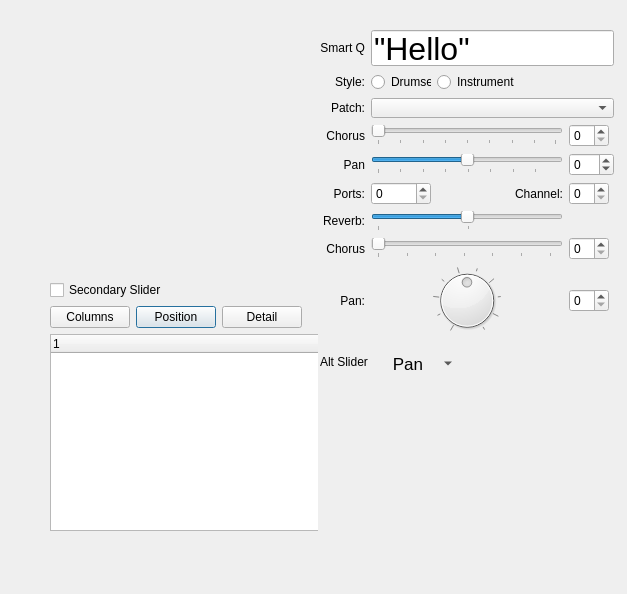
Before: the Qt Designer form TreeView/mixertest.ui in Obliquely/Qt-Projects, drawn with Qt 5.
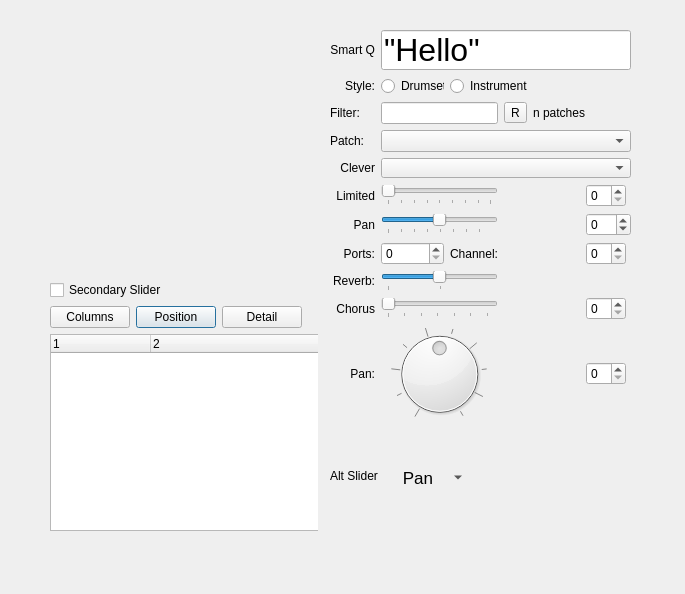
After: the same form once the commit is applied. Icons and pictures are not drawn. Custom widgets are drawn as their Qt base class.

The edit to the form file:
```diff
--- a/TreeView/mixertest.ui
+++ b/TreeView/mixertest.ui
@@ -6,7 +6,7 @@
    <rect>
     <x>0</x>
     <y>0</y>
-    <width>627</width>
+    <width>685</width>
     <height>594</height>
    </rect>
   </property>
@@ -28,10 +28,10 @@
   <widget class="QWidget" name="secondaryWidget" native="true">
    <property name="geometry">
     <rect>
-     <x>320</x>
+     <x>330</x>
      <y>30</y>
-     <width>294</width>
-     <height>347</height>
+     <width>301</width>
+     <height>461</height>
     </rect>
    </property>
    <property name="sizePolicy">
@@ -62,36 +62,24 @@
     <string>Mixer Tea Details</string>
    </property>
    <layout class="QGridLayout" name="gridLayout_3">
-    <item row="5" column="2">
-     <widget class="QLabel" name="label_2">
-      <property name="sizePolicy">
-       <sizepolicy hsizetype="Minimum" vsizetype="Preferred">
-        <horstretch>0</horstretch>
-        <verstretch>0</verstretch>
-       </sizepolicy>
-      </property>
+    <item row="4" column="0">
+     <widget class="QLabel" name="label_13">
       <property name="text">
-       <string>Channel:</string>
-      </property>
-      <property name="alignment">
-       <set>Qt::AlignRight|Qt::AlignTrailing|Qt::AlignVCenter</set>
+       <string>Patch:</string>
       </property>
      </widget>
     </item>
-    <item row="6" column="1" colspan="2">
-     <widget class="QSlider" name="horizontalSlider">
-      <property name="minimumSize">
-       <size>
-        <width>0</width>
-        <height>20</height>
-       </size>
-      </property>
+    <item row="7" column="1" colspan="2">
+     <widget class="MixerSlider" name="panSlider">
       <property name="minimum">
        <number>-63</number>
       </property>
       <property name="maximum">
        <number>63</number>
       </property>
+      <property name="pageStep">
+       <number>16</number>
+      </property>
       <property name="orientation">
        <enum>Qt::Horizontal</enum>
       </property>
@@ -99,21 +87,33 @@
        <enum>QSlider::TicksBelow</enum>
       </property>
       <property name="tickInterval">
-       <number>64</number>
+       <number>16</number>
       </property>
      </widget>
     </item>
-    <item row="8" column="0">
-     <widget class="QLabel" name="label_10">
-      <property name="text">
-       <string>Pan:</string>
+    <item row="11" column="1" colspan="2">
+     <widget class="QDial" name="dial">
+      <property name="minimumSize">
+       <size>
+        <width>0</width>
+        <height>30</height>
+       </size>
       </property>
-      <property name="alignment">
-       <set>Qt::AlignRight|Qt::AlignTrailing|Qt::AlignVCenter</set>
+      <property name="minimum">
+       <number>-63</number>
       </property>
+      <property name="maximum">
+       <number>63</number>
+      </property>
+      <property name="notchTarget">
+       <double>15.000000000000000</double>
+      </property>
+      <property name="notchesVisible">
+       <bool>true</bool>
+      </property>
      </widget>
     </item>
-    <item row="11" column="1">
+    <item row="14" column="1">
      <spacer name="verticalSpacer">
       <property name="orientation">
        <enum>Qt::Vertical</enum>
@@ -126,7 +126,60 @@
       </property>
      </spacer>
     </item>
-    <item row="5" column="0">
+    <item row="8" column="2">
+     <widget class="QLabel" name="label_2">
+      <property name="sizePolicy">
+       <sizepolicy hsizetype="Minimum" vsizetype="Preferred">
+        <horstretch>0</horstretch>
+        <verstretch>0</verstretch>
+       </sizepolicy>
+      </property>
+      <property name="text">
+       <string>Channel:</string>
+      </property>
+      <property name="alignment">
+       <set>Qt::AlignRight|Qt::AlignTrailing|Qt::AlignVCenter</set>
+      </property>
+     </widget>
+    </item>
+    <item row="2" column="4" colspan="3">
+     <widget class="QLabel" name="patchCount">
+      <property name="text">
+       <string>n patches</string>
+      </property>
+     </widget>
+    </item>
+    <item row="8" column="1">
+     <widget class="QSpinBox" name="spinBox">
+      <property name="minimumSize">
+       <size>
+        <width>0</width>
+        <height>20</height>
+       </size>
+      </property>
+     </widget>
+    </item>
+    <item row="6" column="0">
+     <widget class="QLabel" name="label_11">
+      <property name="text">
+       <string>Limited</string>
+      </property>
+      <property name="alignment">
+       <set>Qt::AlignRight|Qt::AlignTrailing|Qt::AlignVCenter</set>
+      </property>
+     </widget>
+    </item>
+    <item row="0" column="0">
+     <widget class="QLabel" name="label_8">
+      <property name="text">
+       <string>Smart Q</string>
+      </property>
+      <property name="alignment">
+       <set>Qt::AlignRight|Qt::AlignTrailing|Qt::AlignVCenter</set>
+      </property>
+     </widget>
+    </item>
+    <item row="8" column="0">
      <widget class="QLabel" name="label">
       <property name="sizePolicy">
        <sizepolicy hsizetype="Minimum" vsizetype="Preferred">
@@ -142,74 +195,7 @@
       </property>
      </widget>
     </item>
-    <item row="3" column="1" colspan="2">
-     <widget class="MixerSlider" name="chorusSlider">
-      <property name="maximum">
-       <number>127</number>
-      </property>
-      <property name="pageStep">
-       <number>16</number>
-      </property>
-      <property name="orientation">
-       <enum>Qt::Horizontal</enum>
-      </property>
-      <property name="tickPosition">
-       <enum>QSlider::TicksBelow</enum>
-      </property>
-      <property name="tickInterval">
-       <number>16</number>
-      </property>
-     </widget>
-    </item>
-    <item row="5" column="1">
-     <widget class="QSpinBox" name="spinBox">
-      <property name="minimumSize">
-       <size>
-        <width>0</width>
-        <height>20</height>
-       </size>
-      </property>
-     </widget>
-    </item>
-    <item row="8" column="1" colspan="2">
-     <widget class="QDial" name="dial">
-      <property name="minimumSize">
-       <size>
-        <width>0</width>
-        <height>30</height>
-       </size>
-      </property>
-      <property name="minimum">
-       <number>-63</number>
-      </property>
-      <property name="maximum">
-       <number>63</number>
-      </property>
-      <property name="notchTarget">
-       <double>15.000000000000000</double>
-      </property>
-      <property name="notchesVisible">
-       <bool>true</bool>
-      </property>
-     </widget>
-    </item>
-    <item row="7" column="3">
-     <widget class="QSpinBox" name="spinBox_4">
-      <property name="minimumSize">
-       <size>
-        <width>40</width>
-        <height>0</height>
-       </size>
-      </property>
-      <property name="maximumSize">
-       <size>
-        <width>40</width>
-        <height>16777215</height>
-       </size>
-      </property>
-     </widget>
-    </item>
-    <item row="13" column="0" colspan="4">
+    <item row="16" column="0" colspan="7">
      <layout class="QFormLayout" name="formLayout">
       <item row="0" column="0">
        <widget class="QLabel" name="label_9">
@@ -249,27 +235,74 @@
       </item>
      </layout>
     </item>
-    <item row="6" column="0">
-     <widget class="QLabel" name="label_3">
-      <property name="text">
-       <string>Reverb:</string>
+    <item row="9" column="1" colspan="2">
+     <widget class="QSlider" name="horizontalSlider">
+      <property name="minimumSize">
+       <size>
+        <width>0</width>
+        <height>20</height>
+       </size>
       </property>
-      <property name="alignment">
-       <set>Qt::AlignRight|Qt::AlignTrailing|Qt::AlignVCenter</set>
+      <property name="minimum">
+       <number>-63</number>
       </property>
+      <property name="maximum">
+       <number>63</number>
+      </property>
+      <property name="orientation">
+       <enum>Qt::Horizontal</enum>
+      </property>
+      <property name="tickPosition">
+       <enum>QSlider::TicksBelow</enum>
+      </property>
+      <property name="tickInterval">
+       <number>64</number>
+      </property>
      </widget>
     </item>
-    <item row="2" column="0">
-     <widget class="QLabel" name="label_5">
+    <item row="2" column="1" colspan="2">
+     <widget class="QLineEdit" name="filterBox"/>
+    </item>
+    <item row="10" column="0">
+     <widget class="QLabel" name="label_4">
       <property name="text">
-       <string>Patch:</string>
+       <string>Chorus</string>
       </property>
       <property name="alignment">
        <set>Qt::AlignRight|Qt::AlignTrailing|Qt::AlignVCenter</set>
       </property>
      </widget>
     </item>
-    <item row="3" column="3">
+    <item row="5" column="1" colspan="6">
+     <widget class="PatchComboBox" name="patchCombo">
+      <property name="minimumSize">
+       <size>
+        <width>0</width>
+        <height>20</height>
+       </size>
+      </property>
+     </widget>
+    </item>
+    <item row="10" column="1" colspan="2">
+     <widget class="QSlider" name="horizontalSlider_2">
+      <property name="minimumSize">
+       <size>
+        <width>0</width>
+        <height>20</height>
+       </size>
+      </property>
+      <property name="orientation">
+       <enum>Qt::Horizontal</enum>
+      </property>
+      <property name="tickPosition">
+       <enum>QSlider::TicksBelow</enum>
+      </property>
+      <property name="tickInterval">
+       <number>16</number>
+      </property>
+     </widget>
+    </item>
+    <item row="6" column="6">
      <widget class="QSpinBox" name="spinBox_6">
       <property name="minimumSize">
        <size>
@@ -285,7 +318,114 @@
       </property>
      </widget>
     </item>
-    <item row="0" column="1" colspan="3">
+    <item row="7" column="0">
+     <widget class="QLabel" name="label_7">
+      <property name="text">
+       <string>Pan</string>
+      </property>
+      <property name="alignment">
+       <set>Qt::AlignRight|Qt::AlignTrailing|Qt::AlignVCenter</set>
+      </property>
+     </widget>
+    </item>
+    <item row="6" column="1" colspan="2">
+     <widget class="MixerSlider" name="limitedSlider">
+      <property name="maximum">
+       <number>127</number>
+      </property>
+      <property name="pageStep">
+       <number>16</number>
+      </property>
+      <property name="orientation">
+       <enum>Qt::Horizontal</enum>
+      </property>
+      <property name="tickPosition">
+       <enum>QSlider::TicksBelow</enum>
+      </property>
+      <property name="tickInterval">
+       <number>16</number>
+      </property>
+     </widget>
+    </item>
+    <item row="1" column="2" colspan="5">
+     <widget class="QRadioButton" name="radioButton_2">
+      <property name="sizePolicy">
+       <sizepolicy hsizetype="Fixed" vsizetype="Fixed">
+        <horstretch>0</horstretch>
+        <verstretch>0</verstretch>
+       </sizepolicy>
+      </property>
+      <property name="minimumSize">
+       <size>
+        <width>80</width>
+        <height>20</height>
+       </size>
+      </property>
+      <property name="text">
+       <string>Instrument</string>
+      </property>
+     </widget>
+    </item>
+    <item row="10" column="6">
+     <widget class="QSpinBox" name="spinBox_4">
+      <property name="minimumSize">
+       <size>
+        <width>40</width>
+        <height>0</height>
+       </size>
+      </property>
+      <property name="maximumSize">
+       <size>
+        <width>40</width>
+        <height>16777215</height>
+       </size>
+      </property>
+     </widget>
+    </item>
+    <item row="8" column="6">
+     <widget class="QSpinBox" name="spinBox_5">
+      <property name="minimumSize">
+       <size>
+        <width>40</width>
+        <height>0</height>
+       </size>
+      </property>
+      <property name="maximumSize">
+       <size>
+        <width>40</width>
+        <height>16777215</height>
+       </size>
+      </property>
+     </widget>
+    </item>
+    <item row="11" column="0">
+     <widget class="QLabel" name="label_10">
+      <property name="text">
+       <string>Pan:</string>
+      </property>
+      <property name="alignment">
+       <set>Qt::AlignRight|Qt::AlignTrailing|Qt::AlignVCenter</set>
+      </property>
+     </widget>
+    </item>
+    <item row="7" column="6">
+     <widget class="QSpinBox" name="limitSpinBox">
+      <property name="minimum">
+       <number>-63</number>
+      </property>
+      <property name="maximum">
+       <number>63</number>
+      </property>
+     </widget>
+    </item>
+    <item row="2" column="0">
+     <widget class="QLabel" name="label_12">
+      <property name="text">
+       <string>Filter:</string>
+      </property>
+     </widget>
+    </item>
+    <item row="0" column="1" colspan="6">
      <widget class="QLineEdit" name="smartQ">
       <property name="minimumSize">
        <size>
@@ -303,54 +443,16 @@
       </property>
      </widget>
     </item>
-    <item row="4" column="0">
-     <widget class="QLabel" name="label_7">
+    <item row="9" column="0">
+     <widget class="QLabel" name="label_3">
       <property name="text">
-       <string>Pan</string>
+       <string>Reverb:</string>
       </property>
       <property name="alignment">
        <set>Qt::AlignRight|Qt::AlignTrailing|Qt::AlignVCenter</set>
       </property>
      </widget>
     </item>
-    <item row="4" column="1" colspan="2">
-     <widget class="MixerSlider" name="limitedSlider">
-      <property name="minimum">
-       <number>-63</number>
-      </property>
-      <property name="maximum">
-       <number>63</number>
-      </property>
-      <property name="pageStep">
-       <number>16</number>
-      </property>
-      <property name="orientation">
-       <enum>Qt::Horizontal</enum>
-      </property>
-      <property name="tickPosition">
-       <enum>QSlider::TicksBelow</enum>
-      </property>
-      <property name="tickInterval">
-       <number>16</number>
-      </property>
-     </widget>
-    </item>
-    <item row="5" column="3">
-     <widget class="QSpinBox" name="spinBox_5">
-      <property name="minimumSize">
-       <size>
-        <width>40</width>
-        <height>0</height>
-       </size>
-      </property>
-      <property name="maximumSize">
-       <size>
-        <width>40</width>
-        <height>16777215</height>
-       </size>
-      </property>
-     </widget>
-    </item>
     <item row="1" column="0">
      <widget class="QLabel" name="label_6">
       <property name="text">
@@ -361,6 +463,35 @@
       </property>
      </widget>
     </item>
+    <item row="5" column="0">
+     <widget class="QLabel" name="label_5">
+      <property name="text">
+       <string>Clever</string>
+      </property>
+      <property name="alignment">
+       <set>Qt::AlignRight|Qt::AlignTrailing|Qt::AlignVCenter</set>
+      </property>
+     </widget>
+    </item>
+    <item row="11" column="6">
+     <widget class="QSpinBox" name="spinBox_2">
+      <property name="minimumSize">
+       <size>
+        <width>40</width>
+        <height>0</height>
+       </size>
+      </property>
+      <property name="maximumSize">
+       <size>
+        <width>40</width>
+        <height>16777215</height>
+       </size>
+      </property>
+     </widget>
+    </item>
+    <item row="4" column="1" colspan="6">
+     <widget class="QComboBox" name="standardPatchCombo"/>
+    </item>
     <item row="1" column="1">
      <layout class="QHBoxLayout" name="horizontalLayout_4" stretch="0">
       <property name="sizeConstraint">
@@ -387,107 +518,17 @@
       </item>
      </layout>
     </item>
-    <item row="3" column="0">
-     <widget class="QLabel" name="label_11">
+    <item row="2" column="3">
+     <widget class="QToolButton" name="clearFilter">
       <property name="text">
-       <string>Chorus</string>
+       <string>R</string>
       </property>
-      <property name="alignment">
-       <set>Qt::AlignRight|Qt::AlignTrailing|Qt::AlignVCenter</set>
+      <property name="icon">
+       <iconset resource="simpletreemodel.qrc">
+        <normaloff>:/default.txt</normaloff>:/default.txt</iconset>
       </property>
-     </widget>
-    </item>
-    <item row="1" column="2" colspan="2">
-     <widget class="QRadioButton" name="radioButton_2">
-      <property name="sizePolicy">
-       <sizepolicy hsizetype="Fixed" vsizetype="Fixed">
-        <horstretch>0</horstretch>
-        <verstretch>0</verstretch>
-       </sizepolicy>
-      </property>
-      <property name="minimumSize">
-       <size>
-        <width>80</width>
-        <height>20</height>
-       </size>
-      </property>
-      <property name="text">
-       <string>Instrument</string>
-      </property>
-     </widget>
-    </item>
-    <item row="4" column="3">
-     <widget class="QSpinBox" name="limitSpinBox">
-      <property name="minimum">
-       <number>-63</number>
-      </property>
-      <property name="maximum">
-       <number>63</number>
-      </property>
-     </widget>
-    </item>
-    <item row="7" column="0">
-     <widget class="QLabel" name="label_4">
-      <property name="text">
-       <string>Chorus</string>
-      </property>
-      <property name="alignment">
-       <set>Qt::AlignRight|Qt::AlignTrailing|Qt::AlignVCenter</set>
-      </property>
-     </widget>
-    </item>
-    <item row="0" column="0">
-     <widget class="QLabel" name="label_8">
-      <property name="text">
-       <string>Smart Q</string>
-      </property>
-      <property name="alignment">
-       <set>Qt::AlignRight|Qt::AlignTrailing|Qt::AlignVCenter</set>
-      </property>
-     </widget>
-    </item>
-    <item row="7" column="1" colspan="2">
-     <widget class="QSlider" name="horizontalSlider_2">
-      <property name="minimumSize">
-       <size>
-        <width>0</width>
-        <height>20</height>
-       </size>
-      </property>
-      <property name="orientation">
-       <enum>Qt::Horizontal</enum>
-      </property>
-      <property name="tickPosition">
-       <enum>QSlider::TicksBelow</enum>
-      </property>
-      <property name="tickInterval">
-       <number>16</number>
-      </property>
-     </widget>
-    </item>
-    <item row="2" column="1" colspan="3">
-     <widget class="QComboBox" name="patchComboBox">
-      <property name="minimumSize">
-       <size>
-        <width>0</width>
-        <height>20</height>
-       </size>
-      </property>
-     </widget>
-    </item>
-    <item row="8" column="3">
-     <widget class="QSpinBox" name="spinBox_2">
-      <property name="minimumSize">
-       <size>
-        <width>40</width>
-        <height>0</height>
-       </size>
-      </property>
-      <property name="maximumSize">
-       <size>
-        <width>40</width>
-        <height>16777215</height>
-       </size>
+      <property name="toolButtonStyle">
+       <enum>Qt::ToolButtonTextOnly</enum>
       </property>
      </widget>
     </item>
@@ -538,11 +579,22 @@
       <property name="selectionBehavior">
        <enum>QAbstractItemView::SelectItems</enum>
       </property>
+      <property name="allColumnsShowFocus">
+       <bool>false</bool>
+      </property>
+      <property name="columnCount">
+       <number>2</number>
+      </property>
       <column>
        <property name="text">
         <string notr="true">1</string>
        </property>
       </column>
+      <column>
+       <property name="text">
+        <string notr="true">2</string>
+       </property>
+      </column>
      </widget>
     </item>
     <item row="1" column="0">
@@ -616,6 +668,16 @@
    <extends>QSlider</extends>
    <header>mixerslider.h</header>
   </customwidget>
+  <customwidget>
+   <class>PatchComboBox</class>
+   <extends>QComboBox</extends>
+   <header>patchcombobox.h</header>
+  </customwidget>
+  <customwidget>
+   <class>MixerTreeWidget</class>
+   <extends>QTreeWidget</extends>
+   <header>mixertreewidget.h</header>
+  </customwidget>
  </customwidgets>
  <tabstops>
   <tabstop>mixerTreeWidget</tabstop>
```
Left out of the diff: 32 changed lines with no effect on the pictures.
